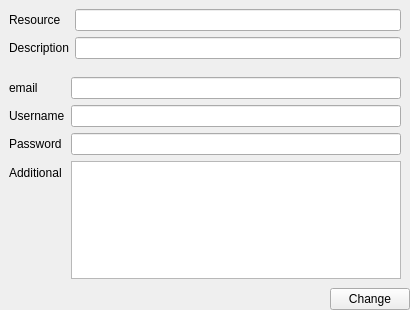
ElwooD07/Passtore, file Passtore/ResourceWidget.ui: the form before one commit.
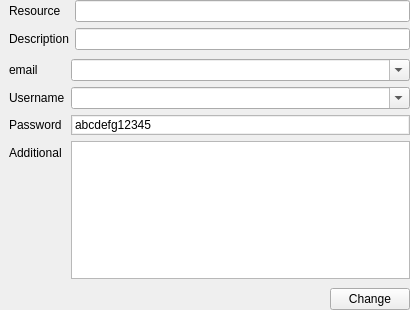
The form after the commit.

Commit message: Updated GUI, added splitter on main windows, added stdafx, tested blur for the password

The edit to the form file:
```diff
--- a/Passtore/ResourceWidget.ui
+++ b/Passtore/ResourceWidget.ui
@@ -18,7 +18,7 @@
     <number>0</number>
    </property>
    <property name="leftMargin">
-    <number>0</number>
+    <number>9</number>
    </property>
    <property name="topMargin">
     <number>0</number>
@@ -32,6 +32,18 @@
    <item>
     <widget class="QWidget" name="wgtResource" native="true">
      <layout class="QFormLayout" name="formLayout">
+      <property name="leftMargin">
+       <number>0</number>
+      </property>
+      <property name="topMargin">
+       <number>0</number>
+      </property>
+      <property name="rightMargin">
+       <number>0</number>
+      </property>
+      <property name="bottomMargin">
+       <number>0</number>
+      </property>
       <item row="0" column="0">
        <widget class="QLabel" name="lblResource">
         <property name="text">
@@ -58,6 +70,15 @@
    <item>
     <widget class="QWidget" name="wgtData" native="true">
      <layout class="QFormLayout" name="formLayout_2">
+      <property name="leftMargin">
+       <number>0</number>
+      </property>
+      <property name="rightMargin">
+       <number>0</number>
+      </property>
+      <property name="bottomMargin">
+       <number>9</number>
+      </property>
       <item row="0" column="0">
        <widget class="QLabel" name="lblEmail">
         <property name="text">
@@ -65,9 +86,6 @@
         </property>
        </widget>
       </item>
-      <item row="0" column="1">
-       <widget class="QLineEdit" name="lineEdit_2"/>
-      </item>
       <item row="1" column="0">
        <widget class="QLabel" name="lblUserName">
         <property name="text">
@@ -75,9 +93,6 @@
         </property>
        </widget>
       </item>
-      <item row="1" column="1">
-       <widget class="QLineEdit" name="lineEdit_3"/>
-      </item>
       <item row="2" column="0">
        <widget class="QLabel" name="lblPassword">
         <property name="text">
@@ -85,9 +100,6 @@
         </property>
        </widget>
       </item>
-      <item row="2" column="1">
-       <widget class="QLineEdit" name="lineEdit_4"/>
-      </item>
       <item row="3" column="0">
        <widget class="QLabel" name="lblAdditional">
         <property name="text">
@@ -103,6 +115,81 @@
           <height>50</height>
          </size>
         </property>
+        <property name="frameShadow">
+         <enum>QFrame::Plain</enum>
+        </property>
+        <property name="midLineWidth">
+         <number>0</number>
+        </property>
+       </widget>
+      </item>
+      <item row="0" column="1">
+       <widget class="QComboBox" name="comboEmail">
+        <property name="sizePolicy">
+         <sizepolicy hsizetype="Preferred" vsizetype="Preferred">
+          <horstretch>0</horstretch>
+          <verstretch>0</verstretch>
+         </sizepolicy>
+        </property>
+        <property name="editable">
+         <bool>true</bool>
+        </property>
+       </widget>
+      </item>
+      <item row="1" column="1">
+       <widget class="QComboBox" name="comboUserName">
+        <property name="sizePolicy">
+         <sizepolicy hsizetype="Preferred" vsizetype="Preferred">
+          <horstretch>0</horstretch>
+          <verstretch>0</verstretch>
+         </sizepolicy>
+        </property>
+        <property name="editable">
+         <bool>true</bool>
+        </property>
+       </widget>
+      </item>
+      <item row="2" column="1">
+       <widget class="QFrame" name="framePassword">
+        <property name="frameShape">
+         <enum>QFrame::StyledPanel</enum>
+        </property>
+        <property name="frameShadow">
+         <enum>QFrame::Sunken</enum>
+        </property>
+        <layout class="QHBoxLayout" name="horizontalLayout">
+         <property name="spacing">
+          <number>0</number>
+         </property>
+         <property name="leftMargin">
+          <number>1</number>
+         </property>
+         <property name="topMargin">
+          <number>1</number>
+         </property>
+         <property name="rightMargin">
+          <number>1</number>
+         </property>
+         <property name="bottomMargin">
+          <number>1</number>
+         </property>
+         <item>
+          <widget class="QLineEdit" name="txtPassword">
+           <property name="sizePolicy">
+            <sizepolicy hsizetype="Expanding" vsizetype="Preferred">
+             <horstretch>0</horstretch>
+             <verstretch>0</verstretch>
+            </sizepolicy>
+           </property>
+           <property name="styleSheet">
+            <string notr="true">border: none;</string>
+           </property>
+           <property name="text">
+            <string>abcdefg12345</string>
+           </property>
+          </widget>
+         </item>
+        </layout>
        </widget>
       </item>
      </layout>
```
The commit also changes 7 other files.
